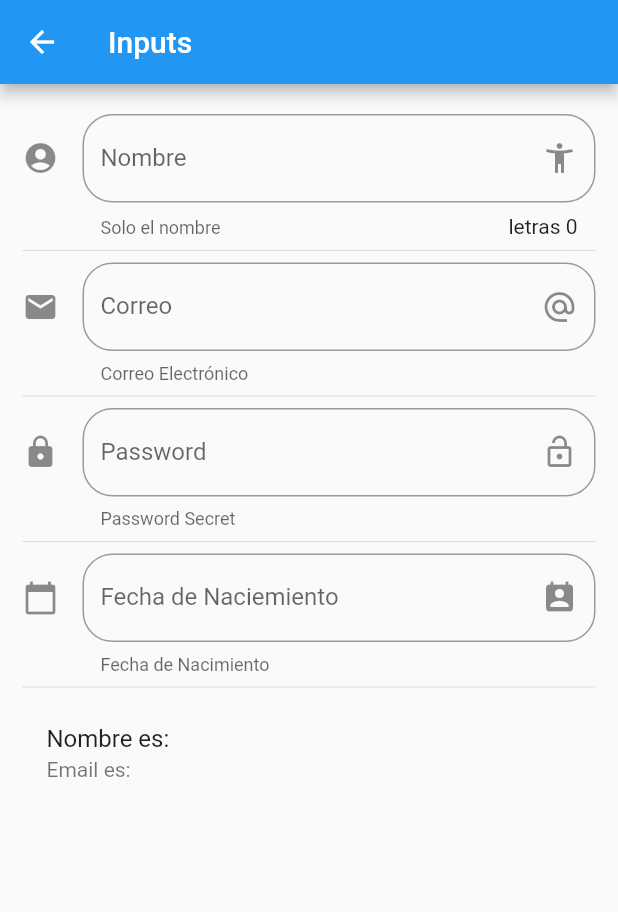
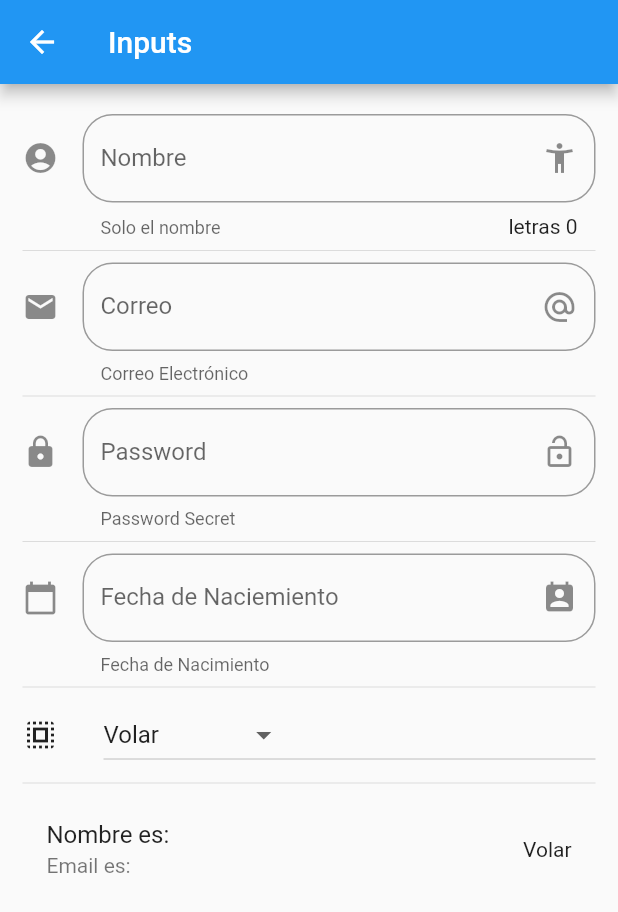
Before and after one commit to ByFredx/App-Flutter, a Flutter app: the InputPage screen opened by its route, on a phone screen of 412 x 824 dp. Shown: the top 912 px of the screen. Run offline on Flutter 3.47's test engine with Material 2 defaults, Android fonts, the phone set to English and light mode, and no system bars.

Commit message:
Componente Dropdown y DropdownItem

```diff
--- a/componentes/lib/src/pages/input_page.dart
+++ b/componentes/lib/src/pages/input_page.dart
@@ -10,6 +10,10 @@ class _InputPageState extends State<InputPage> {
   String _email = '';
   String _password = '';
   String _fecha = '';
+  String _opcionSeleccionada = 'Volar';
+  // String _opcionSeleccionada = 'Seleccione los poderes de Superman';
+
+  List<String> _poderes = ['Volar', 'Rayos X', 'Super Aliento', 'Super Fuerza'];
 
   TextEditingController _inputFielDateController = new TextEditingController();
 
@@ -29,6 +33,8 @@ class _InputPageState extends State<InputPage> {
           _crearPassword(),
           Divider(),
           _crearFecha(context),
+          Divider(),
+          _crearDropdown(),
           Divider(),
           _crearPersona(),
         ],
@@ -61,6 +67,8 @@ class _InputPageState extends State<InputPage> {
     return ListTile(
       title: Text('Nombre es: $_nombre'),
       subtitle: Text('Email es: $_email'),
+      // leading: Text('la fecha es: $_fecha'),
+      trailing: Text(_opcionSeleccionada),
     );
   }
 
@@ -136,4 +144,38 @@ class _InputPageState extends State<InputPage> {
       });
     }
   }
+
+  List<DropdownMenuItem<String>> getOpcionesDropdown() {
+    List<DropdownMenuItem<String>> lista = new List();
+
+    _poderes.forEach((poder) {
+      lista.add(DropdownMenuItem(
+        child: Text(poder),
+        value: poder,
+      ));
+    });
+
+    return lista;
+  }
+
+  Widget _crearDropdown() {
+    return Row(
+      children: <Widget>[
+        Icon(Icons.select_all),
+        SizedBox(width: 30.0),
+        Expanded(
+          child: DropdownButton(
+            value: _opcionSeleccionada,
+            items: getOpcionesDropdown(),
+            onChanged: (opt) {
+              print(opt);
+              setState(() {
+                _opcionSeleccionada = opt;
+              });
+            },
+          ),
+        )
+      ],
+    );
+  }
 }
```
